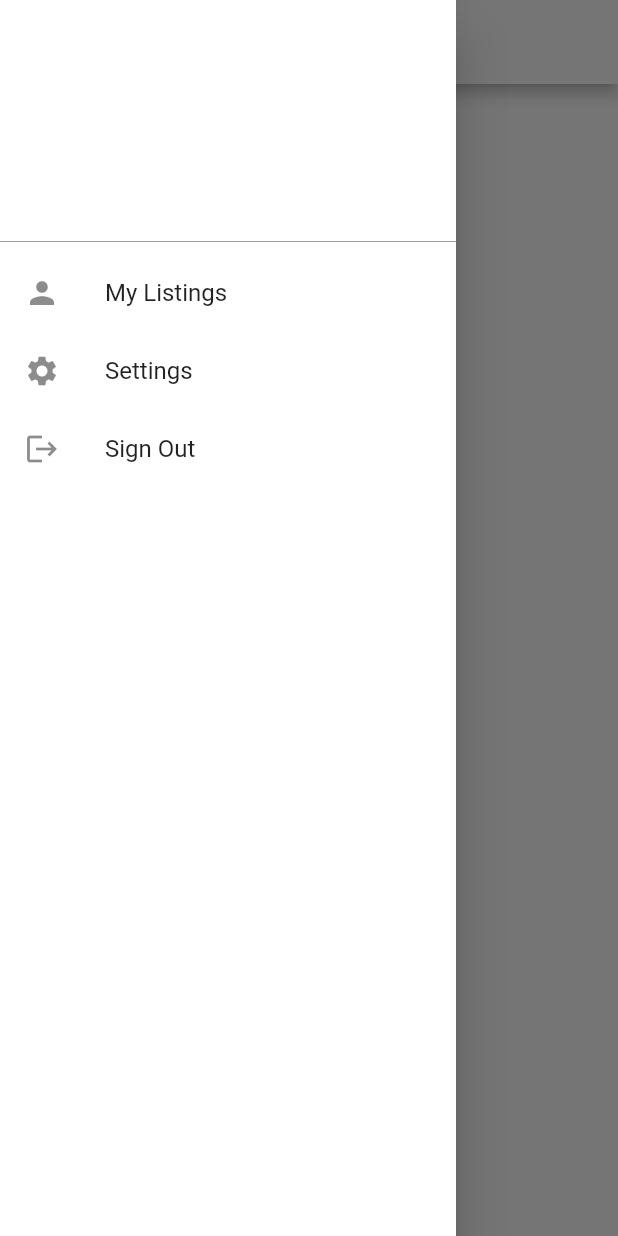
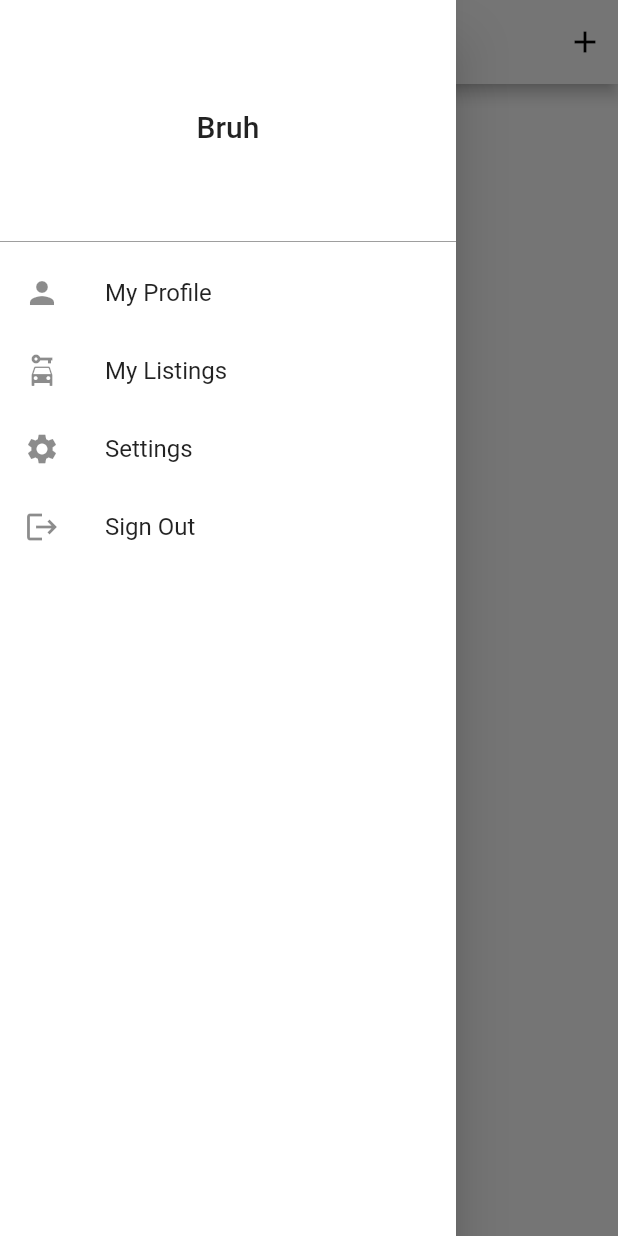
Before and after one commit to JackWangCA/RideShare-App, a Flutter app: the screen it shows once a user with an empty profile is signed in, with the side drawer open, on a phone screen of 412 x 824 dp. Run offline on Flutter 3.47's test engine with Material 2 defaults, Android fonts, the phone set to English and light mode, and no system bars; our stand-ins replace cloud_firestore, firebase_auth, firebase_core, settings_ui, shared_preferences; accounts and stored records are empty.

Commit message:
Slight changes

```diff
--- a/rideshare/lib/models/user.dart
+++ b/rideshare/lib/models/user.dart
@@ -5,6 +5,7 @@ class User {
   String uid;
   String email;
   String bio;
+  String photoUrl;
   bool emailVerified;
   String firstName;
   String lastName;
@@ -15,11 +16,12 @@ class User {
   User({
     required this.uid,
     required this.email,
+    this.emailVerified = false,
     this.bio = "",
-    this.emailVerified = false,
+    this.photoUrl = "",
     required this.firstName,
     required this.lastName,
-    this.phoneNumber = '',
+    this.phoneNumber = "",
     this.phoneVerified = false,
     required this.listings,
   });
@@ -31,6 +33,8 @@ class User {
       uid: snapshot["uid"],
       email: snapshot["email"],
       emailVerified: snapshot["emailVerified"],
+      bio: snapshot["bio"],
+      photoUrl: snapshot["photoUrl"],
       firstName: snapshot["firstName"],
       lastName: snapshot["lastName"],
       phoneNumber: snapshot["phoneNumber"],
@@ -44,6 +48,7 @@ class User {
         "email": email,
         "emailVerified": emailVerified,
         "bio": bio,
+        "photoUrl": photoUrl,
         "firstName": firstName,
         "lastName": lastName,
         "phoneNumber": phoneNumber,
--- a/rideshare/lib/screens/HomeScreen.dart
+++ b/rideshare/lib/screens/HomeScreen.dart
@@ -4,6 +4,8 @@ import 'package:flutter/material.dart';
 import 'package:rideshare/resources/AuthService.dart';
 import 'package:rideshare/screens/SettingScreen.dart';
 import 'package:rideshare/models/user.dart' as model;
+
+import 'CreateListingScreen.dart';
 
 class HomePage extends StatefulWidget {
   HomePage({super.key});
@@ -42,10 +44,10 @@ class _HomePageState extends State<HomePage> {
       //     .get();
 
       model.User user = model.User.fromSnap(userSnap);
-      uid = user.uid;
-      email = user.email;
-      firstName = user.firstName;
-      lastName = user.lastName;
+      // uid = user.uid;
+      // email = user.email;
+      // firstName = user.firstName;
+      // lastName = user.lastName;
     } catch (e) {
       print(e);
     }
@@ -65,10 +67,23 @@ class _HomePageState extends State<HomePage> {
         : Scaffold(
             appBar: AppBar(
               title: Text(
-                'Ride',
+                "GETAWAY",
                 style: Theme.of(context).textTheme.titleLarge,
               ),
+              actions: <Widget>[
+                IconButton(
+                    onPressed: () {
+                      Navigator.of(context).push(
+                        MaterialPageRoute(
+                          builder: (context) => const CreateListingPage(),
+                        ),
+                      );
+                    },
+                    icon: const Icon(Icons.add))
+              ],
             ),
+
+            //Drawer on the left side of the App Bar
             drawer: Drawer(
               child: ListView(
                 children: [
@@ -76,13 +91,26 @@ class _HomePageState extends State<HomePage> {
                   DrawerHeader(
                     child: Center(
                         child: Text(
-                      firstName,
+                      "Bruh",
                       style: Theme.of(context).textTheme.titleLarge,
                     )),
                   ),
+
+                  //User's Profile
+                  ListTile(
+                    leading: const Icon(Icons.person),
+                    title: Text(
+                      'My Profile',
+                      style: Theme.of(context).textTheme.titleMedium,
+                    ),
+                    onTap: () {
+                      null;
+                    },
+                  ),
+
                   //User's Listings
                   ListTile(
-                    leading: const Icon(Icons.person),
+                    leading: const Icon(Icons.car_rental),
                     title: Text(
                       'My Listings',
                       style: Theme.of(context).textTheme.titleMedium,
@@ -91,6 +119,7 @@ class _HomePageState extends State<HomePage> {
                       null;
                     },
                   ),
+
                   //Settings
                   ListTile(
                     leading: const Icon(Icons.settings),
@@ -106,6 +135,8 @@ class _HomePageState extends State<HomePage> {
                       );
                     },
                   ),
+
+                  //Sign Out
                   ListTile(
                     leading: const Icon(Icons.logout),
                     title: Text(
@@ -119,7 +150,9 @@ class _HomePageState extends State<HomePage> {
                 ],
               ),
             ),
-            body: Center(child: Text('Logged In As: ${authUser.email!}')),
+            body: Center(
+              child: Text('Logged In As: ${authUser.email!}'),
+            ),
           );
   }
 }
```
Also changed, not shown: rideshare/lib/models/listing.dart (+21 -1 lines), rideshare/lib/screens/CreateListingScreen.dart (added, +28 -0 lines), rideshare/lib/screens/ProfileScreen.dart (added, +66 -0 lines), rideshare/lib/screens/SignInScreen.dart (+15 -6 lines), rideshare/lib/screens/SignUpScreen.dart (+15 -7 lines), rideshare/lib/images/logo/getaway_black.png (added), rideshare/lib/images/logo/getaway_transparent.png (added), rideshare/lib/images/logo/getaway_white.png (added), 1 other file.
